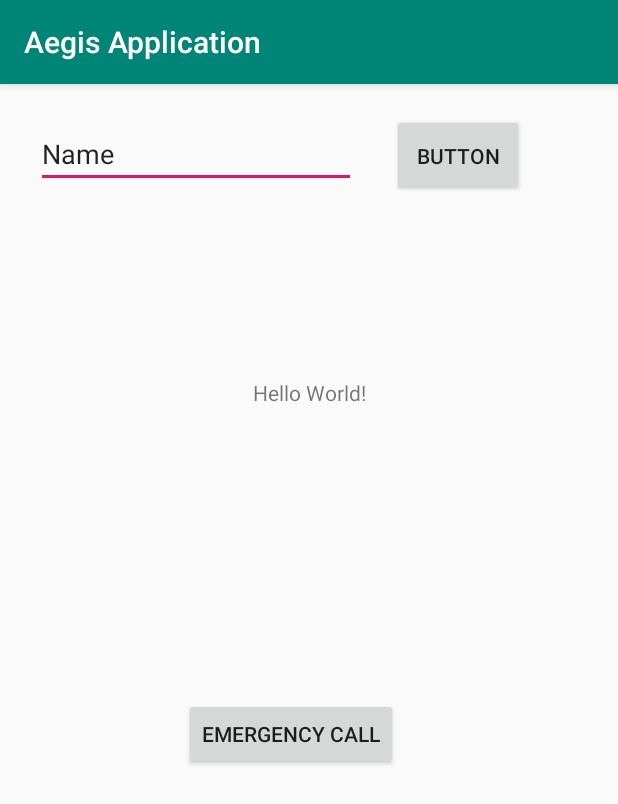
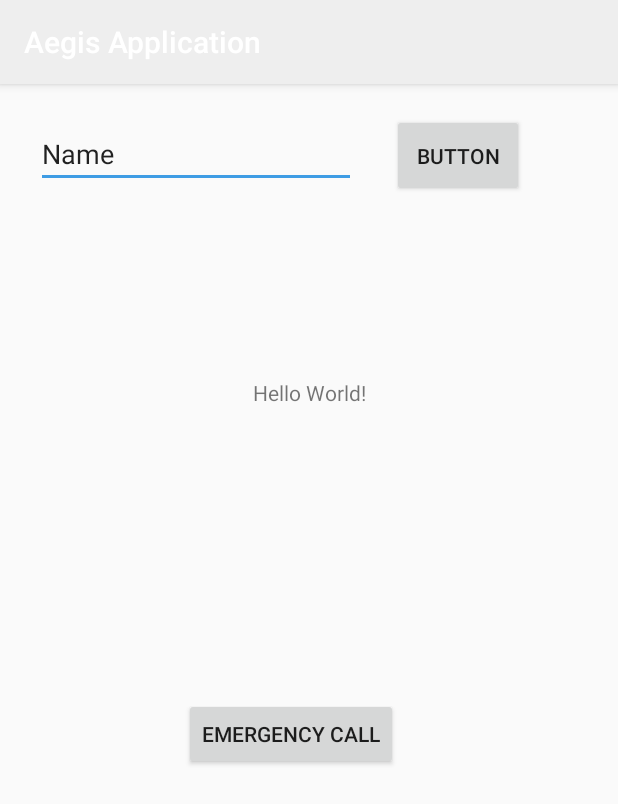
Before and after one commit to rileypreator/AegisApp, an Android app: the screen it shows after launch (MainActivity), on a phone screen of 412 x 824 dp. Shown: the top 804 px of the screen. Run offline under Robolectric (Android 15) with nearby library versions, the light colour scheme and no system bars.

Commit message:
Changed app default colors

```diff
--- a/app/src/main/res/values/colors.xml
+++ b/app/src/main/res/values/colors.xml
@@ -1,7 +1,7 @@
 <?xml version="1.0" encoding="utf-8"?>
 <resources>
-    <color name="colorPrimary">#008577</color>
+    <color name="colorPrimary">#EEEEEE</color>
     <color name="colorPrimaryDark">#00574B</color>
-    <color name="colorAccent">#D81B60</color>
+    <color name="colorAccent">#3e9ce4</color>
 
 </resources>
```
